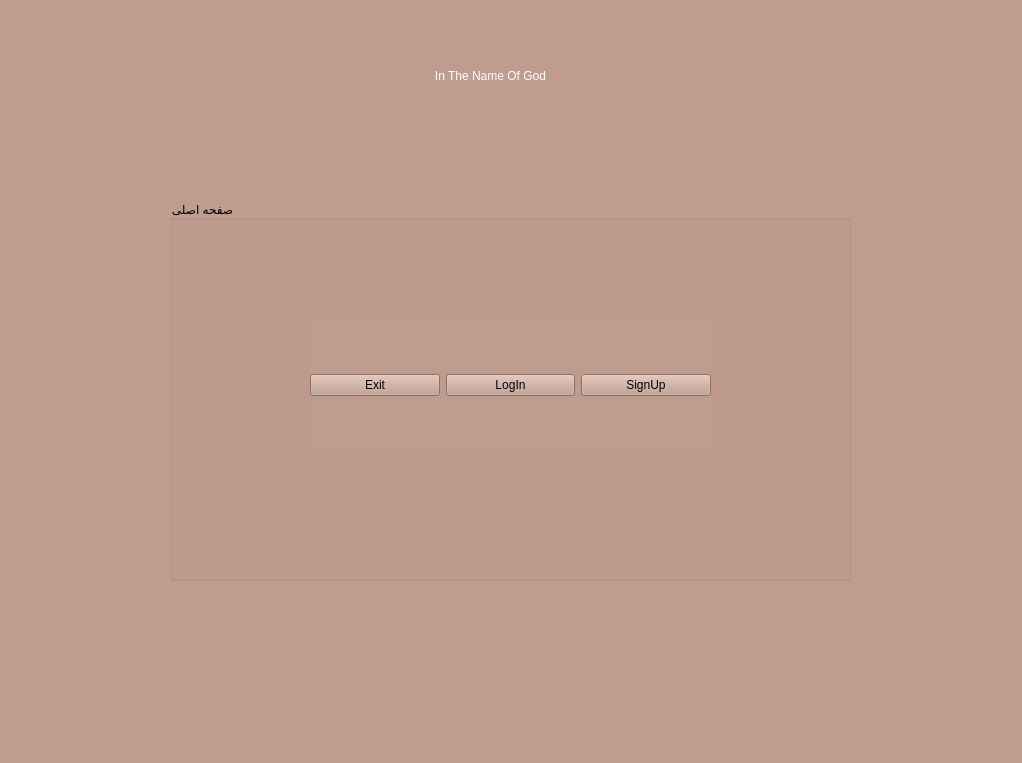
This is Project_Ap/loginpage.ui in AP-projects-4001/metagoofill as Qt 5 draws it before an edit. The edited form follows.
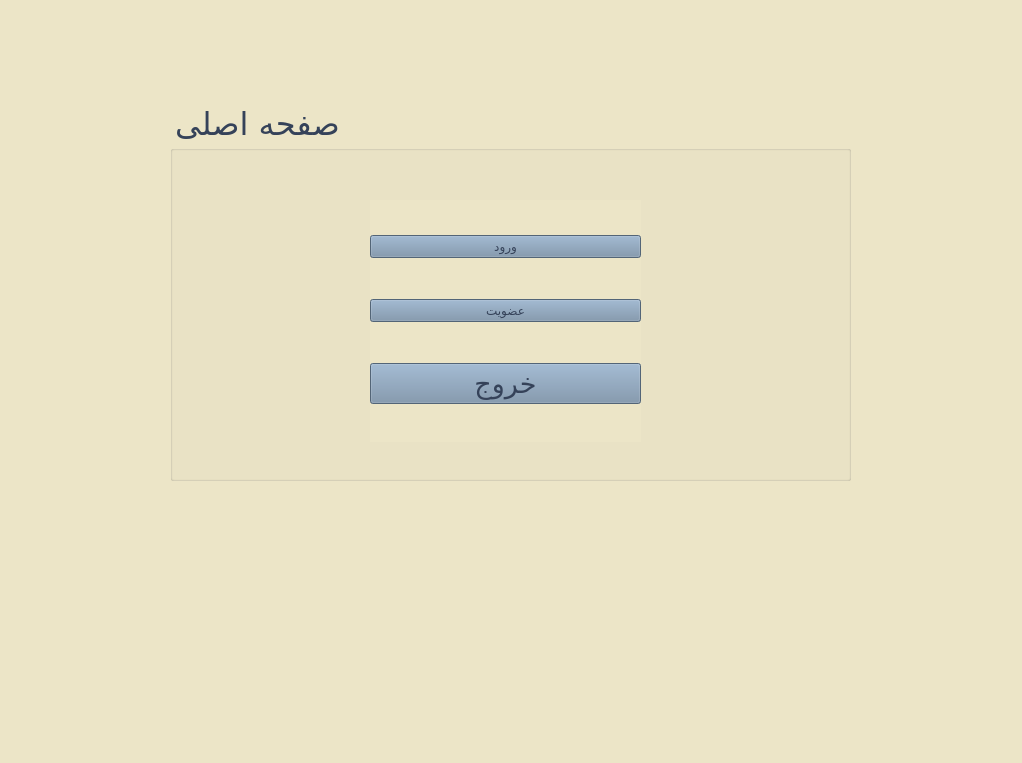
This is the edited form.

What changed in the file:
```diff
--- a/Project_Ap/loginpage.ui
+++ b/Project_Ap/loginpage.ui
@@ -14,81 +14,84 @@
    <string>LoginPage</string>
   </property>
   <property name="styleSheet">
-   <string notr="true">background-color: rgb(191, 156, 142);</string>
+   <string notr="true">background-color: rgb(236, 229, 199);</string>
   </property>
   <widget class="QWidget" name="centralwidget">
-   <widget class="QLabel" name="label_3">
-    <property name="geometry">
-     <rect>
-      <x>300</x>
-      <y>20</y>
-      <width>381</width>
-      <height>111</height>
-     </rect>
-    </property>
-    <property name="styleSheet">
-     <string notr="true">font: 75 18pt &quot;MS Shell Dlg 2&quot;;
-color: rgb(255, 255, 255);</string>
-    </property>
-    <property name="text">
-     <string>In The Name Of God</string>
-    </property>
-    <property name="alignment">
-     <set>Qt::AlignCenter</set>
-    </property>
-   </widget>
    <widget class="QGroupBox" name="groupBox">
     <property name="geometry">
      <rect>
       <x>170</x>
-      <y>200</y>
+      <y>100</y>
       <width>681</width>
       <height>381</height>
      </rect>
     </property>
+    <property name="font">
+     <font>
+      <family>Lalezar</family>
+      <pointsize>24</pointsize>
+      <italic>false</italic>
+      <bold>false</bold>
+     </font>
+    </property>
     <property name="styleSheet">
-     <string notr="true">font: 24pt &quot;MS Shell Dlg 2&quot;;</string>
+     <string notr="true">font: 24pt &quot;Lalezar&quot;;
+color: rgb(53, 66, 89);</string>
     </property>
     <property name="title">
      <string>صفحه اصلی</string>
     </property>
-    <widget class="QWidget" name="layoutWidget">
+    <widget class="QWidget" name="">
      <property name="geometry">
       <rect>
-       <x>140</x>
-       <y>120</y>
-       <width>401</width>
-       <height>131</height>
+       <x>200</x>
+       <y>100</y>
+       <width>271</width>
+       <height>242</height>
       </rect>
      </property>
-     <layout class="QHBoxLayout" name="horizontalLayout_5">
-      <item>
-       <widget class="QPushButton" name="pushButton_7">
-        <property name="styleSheet">
-         <string notr="true">font: 18pt &quot;MS Shell Dlg 2&quot;;</string>
-        </property>
-        <property name="text">
-         <string>Exit</string>
-        </property>
-       </widget>
-      </item>
+     <layout class="QVBoxLayout" name="verticalLayout">
       <item>
        <widget class="QPushButton" name="pushButton_8">
         <property name="styleSheet">
-         <string notr="true">font: 18pt &quot;MS Shell Dlg 2&quot;;</string>
+         <string notr="true">background-color: rgb(116, 141, 166);
+color: rgb(53, 66, 89);
+font: 20pt &quot;Lalezar&quot;;</string>
         </property>
         <property name="text">
-         <string>LogIn</string>
+         <string>ورود</string>
         </property>
        </widget>
       </item>
       <item>
        <widget class="QPushButton" name="pushButton_9">
         <property name="styleSheet">
-         <string notr="true">font: 18pt &quot;MS Shell Dlg 2&quot;;</string>
+         <string notr="true">background-color: rgb(116, 141, 166);
+color: rgb(53, 66, 89);
+font: 20pt &quot;Lalezar&quot;;</string>
         </property>
         <property name="text">
-         <string>SignUp</string>
+         <string>عضویت</string>
+        </property>
+       </widget>
+      </item>
+      <item>
+       <widget class="QPushButton" name="pushButton_7">
+        <property name="font">
+         <font>
+          <family>Lalezar</family>
+          <pointsize>20</pointsize>
+          <italic>false</italic>
+          <bold>false</bold>
+         </font>
+        </property>
+        <property name="styleSheet">
+         <string notr="true">color: rgb(53, 66, 89);
+background-color: rgb(116, 141, 166);
+font: 20pt &quot;Lalezar&quot;;</string>
+        </property>
+        <property name="text">
+         <string>خروج</string>
         </property>
        </widget>
       </item>
```
Left out of the diff: 2 changed lines with no effect on the pictures.
